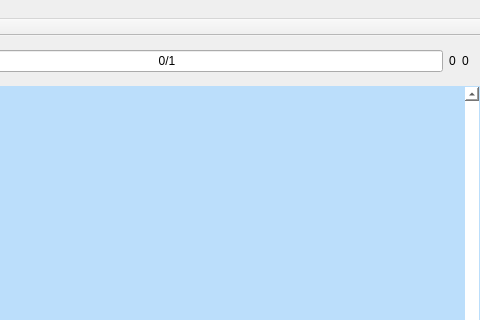
Before: the Qt Designer form Source/mainwindow.ui in duy0503/Flashcards-App-in-Qt, drawn with Qt 5; both pictures show x 120 to 600 and y 0 to 320 of the 600 by 600 pixel window.
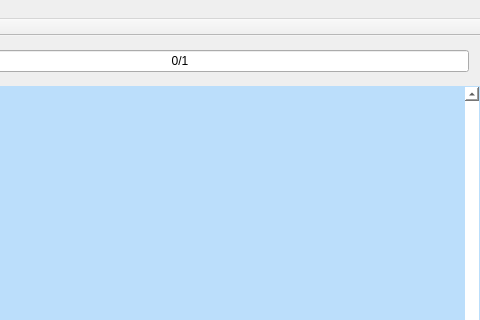
After: the same form once the commit is applied. The open tabs and pages were chosen to show the change. Icons and pictures are not drawn.

Commit message: Added score at bottom. Fixed a bug where the last score will remain after a new test is started. TODO: format score labels.

```diff
--- a/Source/mainwindow.ui
+++ b/Source/mainwindow.ui
@@ -182,32 +182,6 @@
              </property>
             </widget>
            </item>
-           <item row="0" column="1">
-            <widget class="QLabel" name="rightLabel">
-             <property name="sizePolicy">
-              <sizepolicy hsizetype="Maximum" vsizetype="Preferred">
-               <horstretch>0</horstretch>
-               <verstretch>0</verstretch>
-              </sizepolicy>
-             </property>
-             <property name="text">
-              <string>0</string>
-             </property>
-            </widget>
-           </item>
-           <item row="0" column="2">
-            <widget class="QLabel" name="wrongLabel">
-             <property name="sizePolicy">
-              <sizepolicy hsizetype="Maximum" vsizetype="Preferred">
-               <horstretch>0</horstretch>
-               <verstretch>0</verstretch>
-              </sizepolicy>
-             </property>
-             <property name="text">
-              <string>0</string>
-             </property>
-            </widget>
-           </item>
           </layout>
          </widget>
         </item>
```
Left out of the diff: 5 changed lines with no effect on the pictures. The commit also changes 3 other files.
